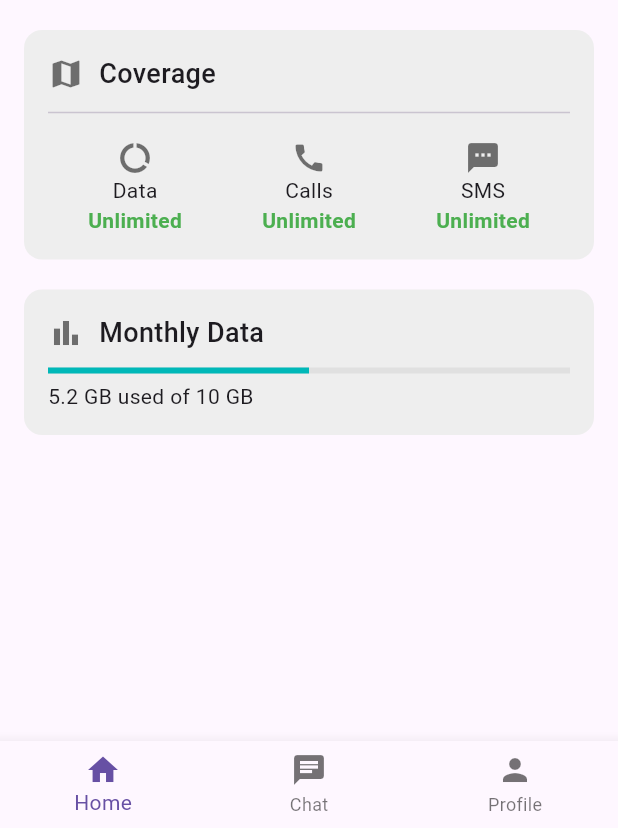
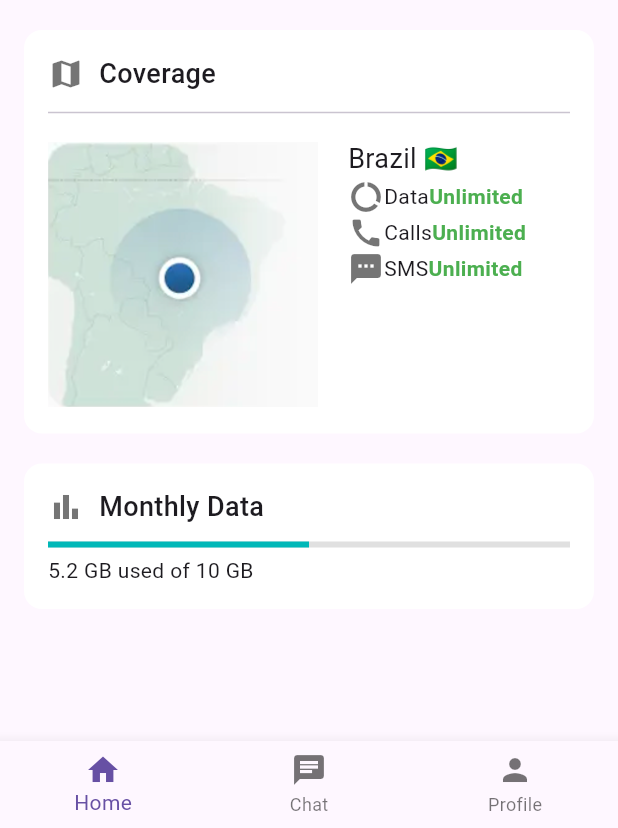
Before and after one commit to JoeDareZone/signalsync, a Flutter app: the screen it shows after launch, on a phone screen of 412 x 824 dp, the part 408-1236 px from its top. Run offline on Flutter 3.47's test engine with Material 3 defaults, Android fonts, the phone set to English and light mode, and no system bars; our stand-ins replace firebase_auth, firebase_core, google_fonts, google_sign_in, lottie, smooth_page_indicator; accounts and stored records are empty; statements that could not run were skipped.

Commit message:
style: :lipstick: Update homepage UI

```diff
--- a/lib/screens/navigation/home_page.dart
+++ b/lib/screens/navigation/home_page.dart
@@ -96,7 +96,7 @@ class HomePage extends StatelessWidget {
             Container(
               padding: EdgeInsets.all(16),
               decoration: BoxDecoration(
-                color: Colors.grey[200],
+                color: Colors.white,
                 borderRadius: BorderRadius.circular(12),
               ),
               child: Column(
@@ -120,19 +120,35 @@ class HomePage extends StatelessWidget {
                     height: 10,
                   ),
                   Row(
-                    mainAxisAlignment: MainAxisAlignment.spaceAround,
+                    crossAxisAlignment: CrossAxisAlignment.start,
+                    mainAxisAlignment: MainAxisAlignment.start,
                     children: [
-                      Column(
+                      Image.asset(
+                        'lib/assets/map.png',
+                        height: 180,
+                        width: 180,
+                      ),
+                      SizedBox(width: 20),
+                      Wrap(
+                        // spacing: 25,
+                        direction: Axis.vertical,
+                        children: [
+                          Text(
+                            'Brazil 🇧🇷',
+                            style: TextStyle(fontSize: 18),
+                          ),
+                          Row(
                             children: [
                               Icon(Icons.data_usage, color: AppColors.grey),
                               Text('Data'),
+                              Spacer(),
                               Text('Unlimited',
                                   style: TextStyle(
                                       color: AppColors.primaryGreen,
                                       fontWeight: FontWeight.bold)),
                             ],
                           ),
-                      Column(
+                          Row(
                             children: [
                               Icon(Icons.call, color: AppColors.grey),
                               Text('Calls'),
@@ -142,7 +158,7 @@ class HomePage extends StatelessWidget {
                                       fontWeight: FontWeight.bold)),
                             ],
                           ),
-                      Column(
+                          Row(
                             children: [
                               Icon(Icons.sms, color: AppColors.grey),
                               Text('SMS'),
@@ -156,6 +172,8 @@ class HomePage extends StatelessWidget {
                       ),
                     ],
                   ),
+                ],
+              ),
             ),
             SizedBox(height: 20),
 
@@ -163,7 +181,7 @@ class HomePage extends StatelessWidget {
             Container(
               padding: EdgeInsets.all(16),
               decoration: BoxDecoration(
-                color: Colors.grey[200],
+                color: Colors.white,
                 borderRadius: BorderRadius.circular(12),
               ),
               child: Column(
--- a/pubspec.yaml
+++ b/pubspec.yaml
@@ -69,6 +69,7 @@ flutter:
     - lib/assets/apple.png
     - lib/assets/logo.png
     - lib/assets/credit-card.png
+    - lib/assets/map.png
 
   # An image asset can refer to one or more resolution-specific "variants", see
   # https://flutter.dev/to/resolution-aware-images
```
Also changed, not shown: lib/assets/map.png (added). Lines whose indentation alone changed are shown as unchanged.
